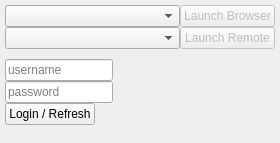
coryo/plexdesktop, file mainwindow.ui: the form before one commit.
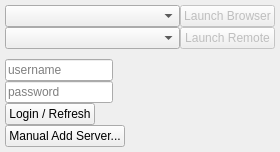
The form after the commit.

Commit message: manual server.

```diff
--- a/mainwindow.ui
+++ b/mainwindow.ui
@@ -109,6 +109,13 @@
         </property>
        </widget>
       </item>
+      <item row="3" column="0">
+       <widget class="QPushButton" name="btn_manual_server">
+        <property name="text">
+         <string>Manual Add Server...</string>
+        </property>
+       </widget>
+      </item>
      </layout>
     </item>
    </layout>
```
The commit also changes 3 other files.
